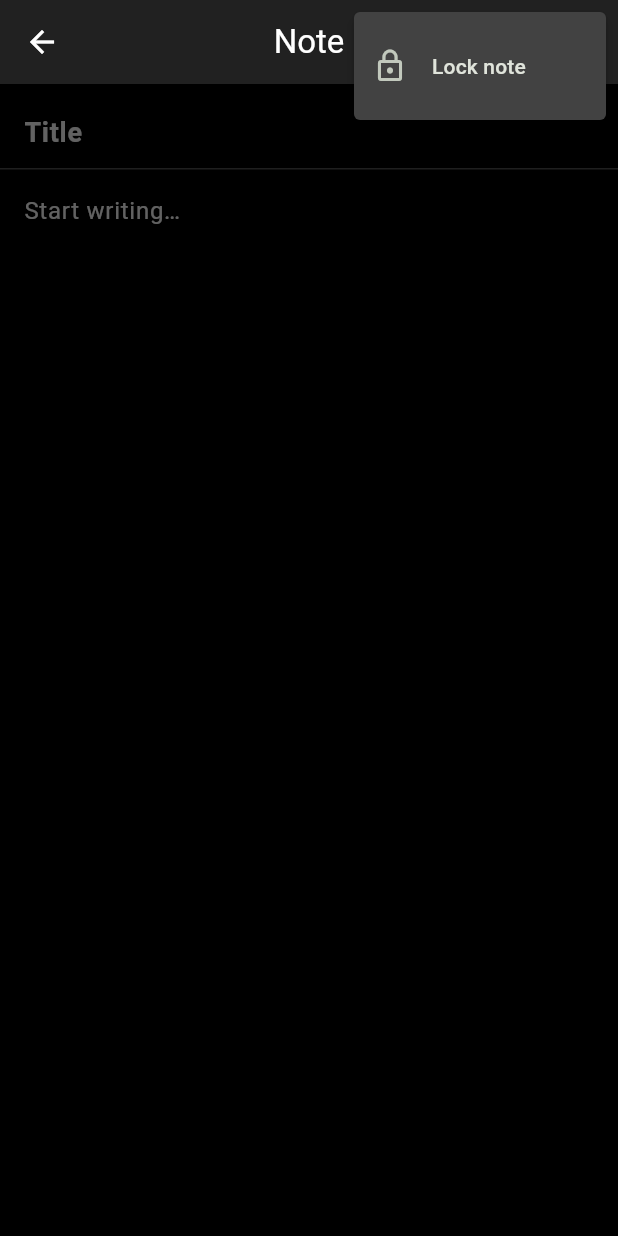
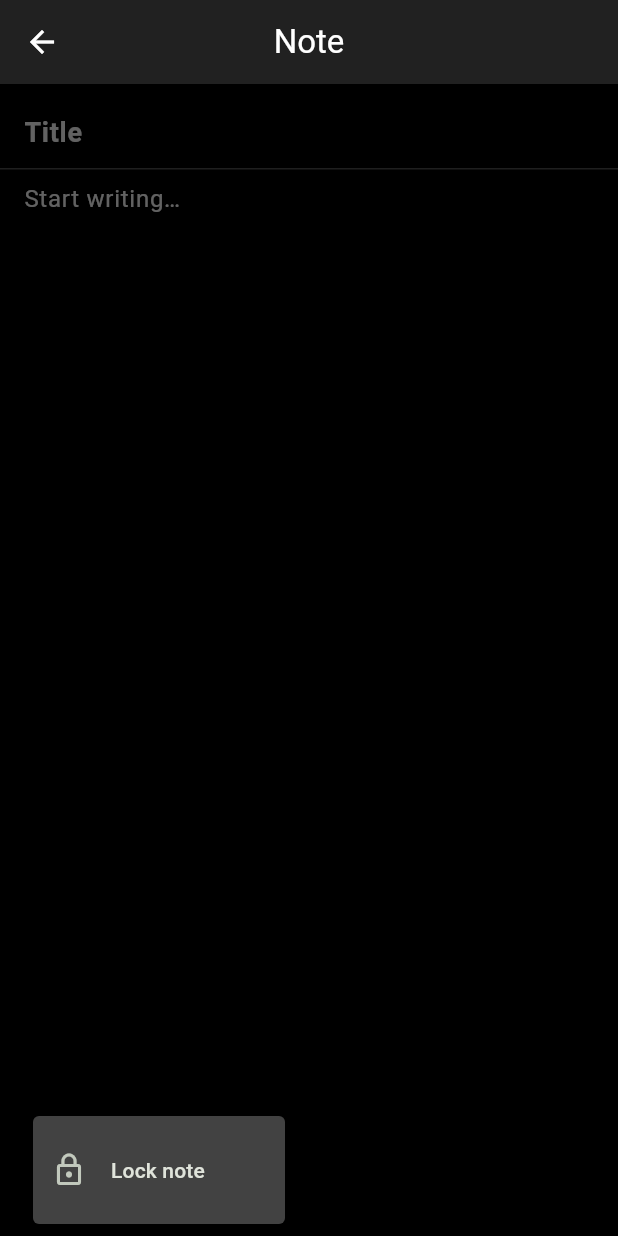
Before and after one commit to nikvujic/mob-util-app, a Flutter app: the NoteDetailPage screen opened directly with empty values, after a tap on the "more vert" icon, on a phone screen of 412 x 824 dp. Run offline on Flutter 3.47's test engine with Material 3 defaults, Android fonts, the phone set to English and light mode, and no system bars; our stand-ins replace file_picker, flutter_riverpod, package_info_plus; missing offline and left inert: cryptography.

Commit message:
Actions at the bottom, on the side of the hand in use (G11, N10)
- HandTracker (around the app) notes which half of the screen each touch
  lands on. BottomActions shows a page's actions as round buttons at the
  bottom: on the right in order, or on the left mirrored, taking the side
  of the touch that brought them up and keeping it while shown.
- Selection mode: the top bar shows only the count; Select all, Delete
  and ✕ (now a bottom button, outermost) follow the side of the
  long-press, with Lock / Rename / Reset where a list has them.
- Note editor: Discard changes and ⋮ move from the top bar to the bottom,
  on the side the note was opened from. Discard gets a "restore" icon (↶
  is kept for real undo) and shows only once there's something to
  discard. The text area ends above the buttons.
- ← back stays at the top. Tests check both sides on Notes, Shop and the
  editor, the mirrored order, empty top bars and the text clearance.

```diff
--- a/lib/app/app.dart
+++ b/lib/app/app.dart
@@ -17,6 +17,7 @@ import 'package:the_app/pages/shop/shop.dart';
 import 'package:the_app/providers/section_locks_provider.dart';
 import 'package:the_app/providers/session_provider.dart';
 import 'package:the_app/widgets/back_handlers.dart';
+import 'package:the_app/widgets/bottom_actions.dart';
 import 'package:the_app/widgets/pull_down_list.dart';
 
 /// The app shell: theme and the home screen with the main sections.
@@ -29,6 +30,8 @@ class MyApp extends StatelessWidget {
       debugShowCheckedModeBanner: false,
       title: 'The App',
       theme: AppTheme.dark,
+      // Tracks which side the user touches, for G11 bottom actions.
+      builder: (context, child) => HandTracker(child: child!),
       home: const HomeScreen(),
       onGenerateRoute: _route,
     );
--- a/lib/pages/notes/note_detail.dart
+++ b/lib/pages/notes/note_detail.dart
@@ -8,6 +8,7 @@ import 'package:the_app/models/note.dart';
 import 'package:the_app/pages/notes/note_keys.dart';
 import 'package:the_app/providers/notes_provider.dart';
 import 'package:the_app/providers/session_provider.dart';
+import 'package:the_app/widgets/bottom_actions.dart';
 import 'package:the_app/widgets/confirm_dialog.dart';
 
 /// Shows and edits a single note.
@@ -288,22 +289,24 @@ class _NoteDetailPageState extends ConsumerState<NoteDetailPage> {
       child: Scaffold(
         appBar: AppBar(
           title: Text(locked ? 'Locked note' : 'Note'),
+        ),
+        // Actions at the bottom, on the side of the hand that opened the
+        // note (G11).
+        floatingActionButton: ListenableBuilder(
+          listenable: Listenable.merge([_titleController, _contentController]),
+          builder: (context, _) => BottomActions(
             actions: [
-            if (!widget.isNew)
-              ListenableBuilder(
-                listenable: Listenable.merge(
-                  [_titleController, _contentController],
+              if (!widget.isNew && _hasChanges)
+                BottomAction(
+                  // Not ↶: that's kept for real undo (N8).
+                  icon: Icons.settings_backup_restore,
+                  tooltip: 'Discard changes',
+                  onPressed: _revertInPlace,
                 ),
-                builder: (context, _) => IconButton(
-                  icon: const Icon(Icons.undo),
-                  tooltip: 'Discard changes',
-                  onPressed: _hasChanges ? _revertInPlace : null,
-                ),
-              ),
-            PopupMenuButton<VoidCallback>(
+              BottomAction(
+                icon: Icons.more_vert,
                 tooltip: 'More',
-              onSelected: (action) => action(),
-              itemBuilder: (_) => [
+                menu: () => [
                   if (locked)
                     PopupMenuItem(
                       value: _removeLock,
@@ -323,6 +326,7 @@ class _NoteDetailPageState extends ConsumerState<NoteDetailPage> {
                 ],
               ),
             ],
+          ),
         ),
         body: Column(
           children: [
@@ -368,6 +372,10 @@ class _NoteDetailPageState extends ConsumerState<NoteDetailPage> {
                     border: InputBorder.none,
                     hintText: 'Start writing…',
                     hintStyle: TextStyle(color: AppColors.textHint),
+                    // The text ends above the buttons, never behind them.
+                    contentPadding: EdgeInsets.only(
+                      bottom: BottomActions.contentClearance,
+                    ),
                   ),
                 ),
               ),
--- a/lib/pages/notes/notes.dart
+++ b/lib/pages/notes/notes.dart
@@ -178,10 +178,7 @@ class _NotesPageState extends ConsumerState<NotesPage> {
         listenable: _selection,
         builder: (context, _) => Scaffold(
           appBar: _selection.isActive
-              ? SelectionAppBar(
-                  count: _selection.count,
-                  onClose: _selection.clear,
-                )
+              ? SelectionAppBar(count: _selection.count)
               : const MainAppBar(title: 'Notes'),
           // Not interactive while a new note is hidden, so list positions
           // always match the stored order.
@@ -238,6 +235,7 @@ class _NotesPageState extends ConsumerState<NotesPage> {
                       _selection.selectAll(notes.map((n) => n.id)),
                   onDeselectAll: _selection.clear,
                   onDelete: _deleteSelected,
+                  onClose: _selection.clear,
                   extra: [
                     _allSelectedLocked(notes)
                         ? SelectionAction(
--- a/lib/pages/other/counters.dart
+++ b/lib/pages/other/counters.dart
@@ -94,10 +94,7 @@ class _CountersPageState extends ConsumerState<CountersPage> {
         listenable: _selection,
         builder: (context, _) => Scaffold(
           appBar: _selection.isActive
-              ? SelectionAppBar(
-                  count: _selection.count,
-                  onClose: _selection.clear,
-                )
+              ? SelectionAppBar(count: _selection.count)
               : AppBar(title: const Text('Counters')),
           body: counters.isEmpty
               ? const EmptyState(
@@ -151,6 +148,7 @@ class _CountersPageState extends ConsumerState<CountersPage> {
                       _selection.selectAll(counters.map((c) => c.id)),
                   onDeselectAll: _selection.clear,
                   onDelete: _deleteSelected,
+                  onClose: _selection.clear,
                   extra: [
                     if (_selection.count == 1)
                       SelectionAction(
--- a/lib/pages/planner/planner.dart
+++ b/lib/pages/planner/planner.dart
@@ -87,10 +87,7 @@ class _PlannerPageState extends ConsumerState<PlannerPage> {
         listenable: _selection,
         builder: (context, _) => Scaffold(
           appBar: _selection.isActive
-              ? SelectionAppBar(
-                  count: _selection.count,
-                  onClose: _selection.clear,
-                )
+              ? SelectionAppBar(count: _selection.count)
               : const MainAppBar(title: 'Planner'),
           body: Column(
             children: [
@@ -160,6 +157,7 @@ class _PlannerPageState extends ConsumerState<PlannerPage> {
                       _selection.selectAll(tasks.map((t) => t.id)),
                   onDeselectAll: _selection.clear,
                   onDelete: _deleteSelected,
+                  onClose: _selection.clear,
                 )
               : FloatingActionButton(
                   // Tabs are kept alive side by side; a shared default hero
--- a/lib/pages/shop/shop.dart
+++ b/lib/pages/shop/shop.dart
@@ -104,10 +104,7 @@ class _ShopPageState extends ConsumerState<ShopPage> {
         listenable: _selection,
         builder: (context, _) => Scaffold(
           appBar: _selection.isActive
-              ? SelectionAppBar(
-                  count: _selection.count,
-                  onClose: _selection.clear,
-                )
+              ? SelectionAppBar(count: _selection.count)
               : const MainAppBar(title: 'Shop'),
           body: items.isEmpty
               ? const EmptyState(
@@ -145,6 +142,7 @@ class _ShopPageState extends ConsumerState<ShopPage> {
                       _selection.selectAll(items.map((i) => i.id)),
                   onDeselectAll: _selection.clear,
                   onDelete: _deleteSelected,
+                  onClose: _selection.clear,
                 )
               : FloatingActionButton(
                   // Tabs are kept alive side by side; a shared default hero
--- /dev/null
+++ b/lib/widgets/bottom_actions.dart
@@ -0,0 +1,150 @@
+import 'package:flutter/material.dart';
+import 'package:the_app/core/theme.dart';
+
+/// Which hand the user is holding the phone with, guessed from the side of
+/// the screen they touch.
+enum HandSide { left, right }
+
+/// Notes which half of the screen each touch lands on, so action buttons
+/// can appear on the side of the hand in use (G11). Wraps the whole app.
+class HandTracker extends StatefulWidget {
+  final Widget child;
+
+  const HandTracker({super.key, required this.child});
+
+  /// The side of the last touch (right if none yet). Read when actions
+  /// appear; it doesn't rebuild anything when it changes.
+  static HandSide sideOf(BuildContext context) =>
+      context.getInheritedWidgetOfExactType<_HandScope>()?.state._side ??
+      HandSide.right;
+
+  @override
+  State<HandTracker> createState() => _HandTrackerState();
+}
+
+class _HandTrackerState extends State<HandTracker> {
+  HandSide _side = HandSide.right;
+
+  @override
+  Widget build(BuildContext context) {
+    return Listener(
+      behavior: HitTestBehavior.translucent,
+      onPointerDown: (event) {
+        final width = MediaQuery.sizeOf(context).width;
+        _side = event.position.dx < width / 2 ? HandSide.left : HandSide.right;
+      },
+      child: _HandScope(state: this, child: widget.child),
+    );
+  }
+}
+
+class _HandScope extends InheritedWidget {
+  final _HandTrackerState state;
+
+  const _HandScope({required this.state, required super.child});
+
+  @override
+  bool updateShouldNotify(_HandScope old) => false;
+}
+
+/// One round action button for [BottomActions].
+class BottomAction {
+  final IconData icon;
+  final String tooltip;
+
+  /// What tapping does; or, with [menu], ignored.
+  final VoidCallback? onPressed;
+
+  /// Shown when tapped instead of acting directly (like a ⋮ menu): each
+  /// entry's value is run when picked.
+  final List<PopupMenuEntry<VoidCallback>> Function()? menu;
+
+  /// Destructive (e.g. Delete): shown in red.
+  final bool danger;
+
+  const BottomAction({
+    required this.icon,
+    required this.tooltip,
+    this.onPressed,
+    this.menu,
+    this.danger = false,
+  });
+}
+
+/// A page's actions as round buttons along the bottom, on the side of the
+/// hand in use (G11): bottom right in the given order, or bottom left with
+/// the order mirrored, so the last action is always outermost, under the
+/// thumb. The side is taken when the buttons appear and kept while they're
+/// shown. Use as the page's floating action button.
+class BottomActions extends StatefulWidget {
+  /// Space to leave below content so it can scroll clear of the buttons.
+  static const contentClearance = 88.0;
+
+  final List<BottomAction> actions;
+
+  const BottomActions({super.key, required this.actions});
+
+  @override
+  State<BottomActions> createState() => _BottomActionsState();
+}
+
+class _BottomActionsState extends State<BottomActions> {
+  HandSide? _side;
+
+  Future<void> _openMenu(BuildContext context, BottomAction action) async {
+    final button = context.findRenderObject()! as RenderBox;
+    final overlay =
+        Overlay.of(context).context.findRenderObject()! as RenderBox;
+    final rect = Rect.fromPoints(
+      button.localToGlobal(Offset.zero, ancestor: overlay),
+      button.localToGlobal(
+        button.size.bottomRight(Offset.zero),
+        ancestor: overlay,
+      ),
+    );
+    final picked = await showMenu<VoidCallback>(
+      context: context,
+      position: RelativeRect.fromRect(rect, Offset.zero & overlay.size),
+      items: action.menu!(),
+    );
+    picked?.call();
+  }
+
+  @override
+  Widget build(BuildContext context) {
+    final side = _side ??= HandTracker.sideOf(context);
+    final buttons = [
+      for (final action in widget.actions)
+        Padding(
+          padding: const EdgeInsets.symmetric(horizontal: 6),
+          child: Builder(
+            builder: (context) => FloatingActionButton(
+              // Several on screen at once (and tabs kept alive side by
+              // side): no shared hero animation.
+              heroTag: null,
+              tooltip: action.tooltip,
+              backgroundColor:
+                  action.danger ? AppColors.danger : AppColors.surface,
+              foregroundColor:
+                  action.danger ? AppColors.background : AppColors.textPrimary,
+              onPressed: action.menu != null
+                  ? () => _openMenu(context, action)
+                  : action.onPressed,
+              child: Icon(action.icon),
+            ),
+          ),
+        ),
+    ];
+    // As wide as the screen (minus the usual margins), so the row can sit
+    // at either side whatever the page's button location.
+    return SizedBox(
+      width: MediaQuery.sizeOf(context).width - 32,
+      child: Row(
+        mainAxisAlignment: side == HandSide.right
+            ? MainAxisAlignment.end
+            : MainAxisAlignment.start,
+        children: side == HandSide.right ? buttons : buttons.reversed.toList(),
+      ),
+    );
+  }
+}
```
Also changed, not shown: lib/widgets/selection.dart (+24 -47 lines), 5 other files. Lines whose indentation alone changed are shown as unchanged.
